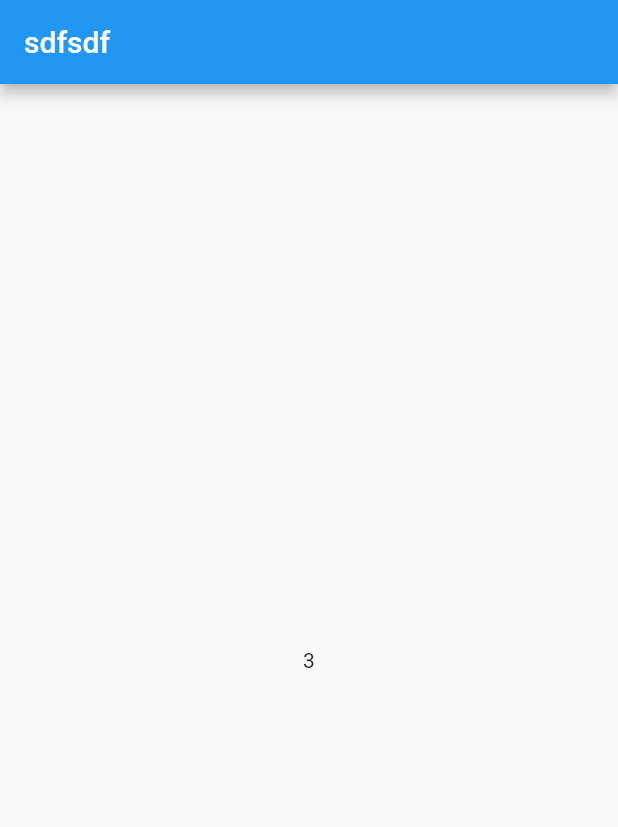
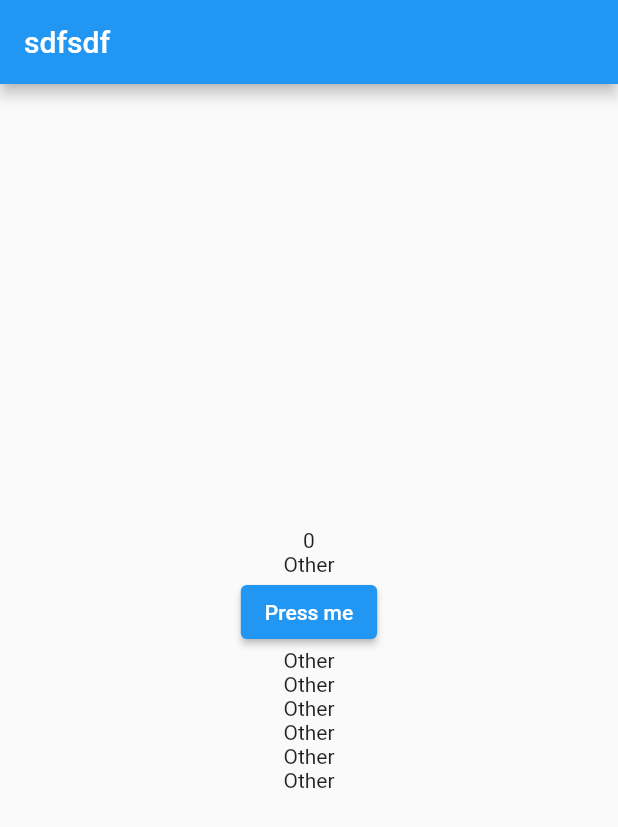
Before and after one commit to Harshhverma/Getx_Timer, a Flutter app: the screen it shows after launch, on a phone screen of 412 x 824 dp. Shown: the top 827 px of the screen. Run offline on Flutter 3.47's test engine with Material 2 defaults, Android fonts, the phone set to English and light mode, and no system bars; our stand-ins replace get.

```diff
--- a/lib/Homescreen.dart
+++ b/lib/Homescreen.dart
@@ -10,30 +10,53 @@ class Homescreen extends StatefulWidget {
 }
 
 class _HomescreenState extends State<Homescreen> {
-  var num = 0.obs;
+
+  RxInt num = 0.obs;
+  RxBool isTwo = false.obs;
+
+  timer() {
+    isTwo == true ? num-- : num++;
+  }
 
   @override
   Widget build(BuildContext context) {
-    Timer.periodic( Duration(seconds: 2), (timer) {
-   print(num);
-  num++;
-  if (num == 10) {
-    print('Cancel timer');
-    timer.cancel();
-  }
-});
-    // Timer(Duration(seconds: 1), ()
-    // {
-    //   num = num + 1;
-    //   print(num);
-    //    } );
+    print("object");
     return Scaffold(
         appBar: AppBar(
           title: Text("sdfsdf"),
         ),
-      body: Center(
-        child:  Obx( (){return Text(num.toString());} ),
+        body: Obx(
+          () {
+            return Column(
+              mainAxisAlignment: MainAxisAlignment.center,
+              children: [
+                Center(
+                    child: Text(
+                  num.toString(),
+                )),
+                isTwo == true ? Text("2") : Text("Other"),
+                ElevatedButton(
+                  onPressed:() {
+                    if ( num == 2 ) {
+                      isTwo = RxBool(true);
+                    }else if( num == 0 ){
+                      isTwo = RxBool(false);
+                    }
+                    timer();
+
+                    },
+                  child: Text("Press me"),
                 ),
+                isTwo == true ? Text("2") : Text("Other"),
+                isTwo == true ? Text("2") : Text("Other"),
+                isTwo == true ? Text("2") : Text("Other"),
+                isTwo == true ? Text("2") : Text("Other"),
+                isTwo == true ? Text("2") : Text("Other"),
+                isTwo == true ? Text("2") : Text("Other"),
+
+              ],
             );
+          },
+        ));
   }
 }
```
Lines whose indentation alone changed are shown as unchanged.
